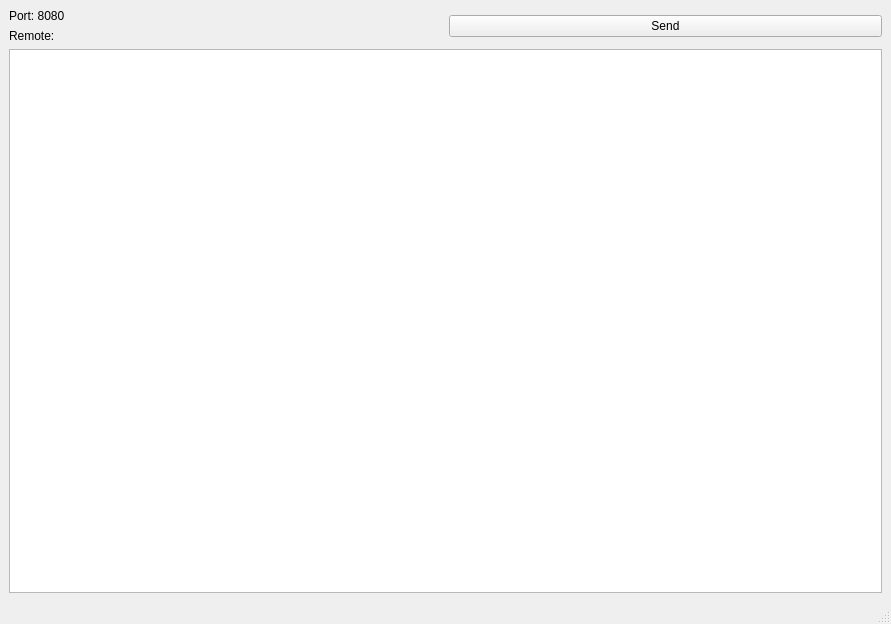
Above: src/mainwindow.ui from Guy293/GITM before the change. Below: the same form after it.
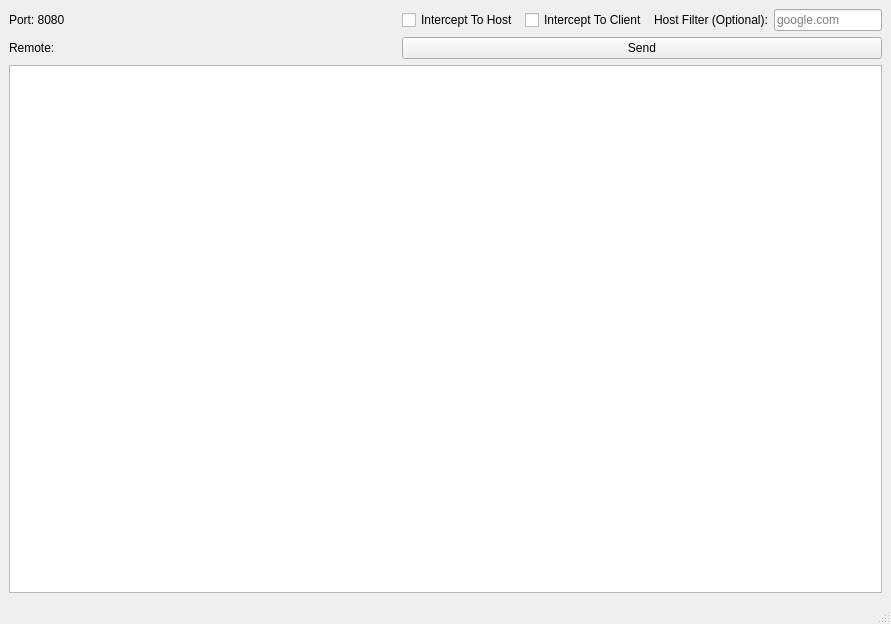
That is the form after the change.

What changed in the file:
```diff
--- a/src/mainwindow.ui
+++ b/src/mainwindow.ui
@@ -39,11 +39,77 @@
        </layout>
       </item>
       <item>
-       <widget class="QPushButton" name="sendButton">
-        <property name="text">
-         <string>Send</string>
-        </property>
-       </widget>
+       <layout class="QVBoxLayout" name="verticalLayout_3">
+        <item>
+         <layout class="QHBoxLayout" name="horizontalLayout_3">
+          <item>
+           <widget class="QCheckBox" name="interceptToHostCheckBox">
+            <property name="sizePolicy">
+             <sizepolicy hsizetype="Fixed" vsizetype="Fixed">
+              <horstretch>0</horstretch>
+              <verstretch>0</verstretch>
+             </sizepolicy>
+            </property>
+            <property name="text">
+             <string>Intercept To Host</string>
+            </property>
+           </widget>
+          </item>
+          <item>
+           <widget class="QCheckBox" name="interceptToClientCheckBox">
+            <property name="sizePolicy">
+             <sizepolicy hsizetype="Fixed" vsizetype="Fixed">
+              <horstretch>0</horstretch>
+              <verstretch>0</verstretch>
+             </sizepolicy>
+            </property>
+            <property name="text">
+             <string>Intercept To Client</string>
+            </property>
+           </widget>
+          </item>
+          <item>
+           <widget class="QLabel" name="label_2">
+            <property name="sizePolicy">
+             <sizepolicy hsizetype="Fixed" vsizetype="Preferred">
+              <horstretch>0</horstretch>
+              <verstretch>0</verstretch>
+             </sizepolicy>
+            </property>
+            <property name="text">
+             <string>Host Filter (Optional):</string>
+            </property>
+           </widget>
+          </item>
+          <item>
+           <widget class="QLineEdit" name="hostFilterLineEdit">
+            <property name="sizePolicy">
+             <sizepolicy hsizetype="Preferred" vsizetype="Fixed">
+              <horstretch>0</horstretch>
+              <verstretch>0</verstretch>
+             </sizepolicy>
+            </property>
+            <property name="dragEnabled">
+             <bool>false</bool>
+            </property>
+            <property name="placeholderText">
+             <string>google.com</string>
+            </property>
+            <property name="clearButtonEnabled">
+             <bool>false</bool>
+            </property>
+           </widget>
+          </item>
+         </layout>
+        </item>
+        <item>
+         <widget class="QPushButton" name="sendButton">
+          <property name="text">
+           <string>Send</string>
+          </property>
+         </widget>
+        </item>
+       </layout>
       </item>
      </layout>
     </item>
```
Left out of the diff: 2 changed lines with no effect on the pictures.
